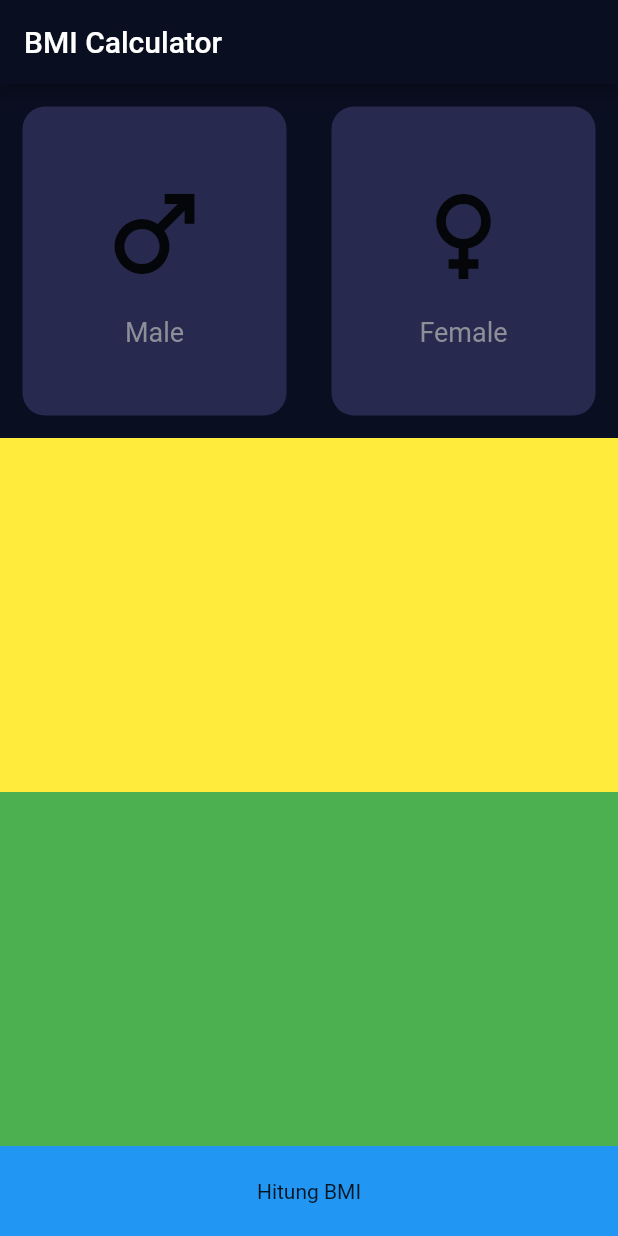
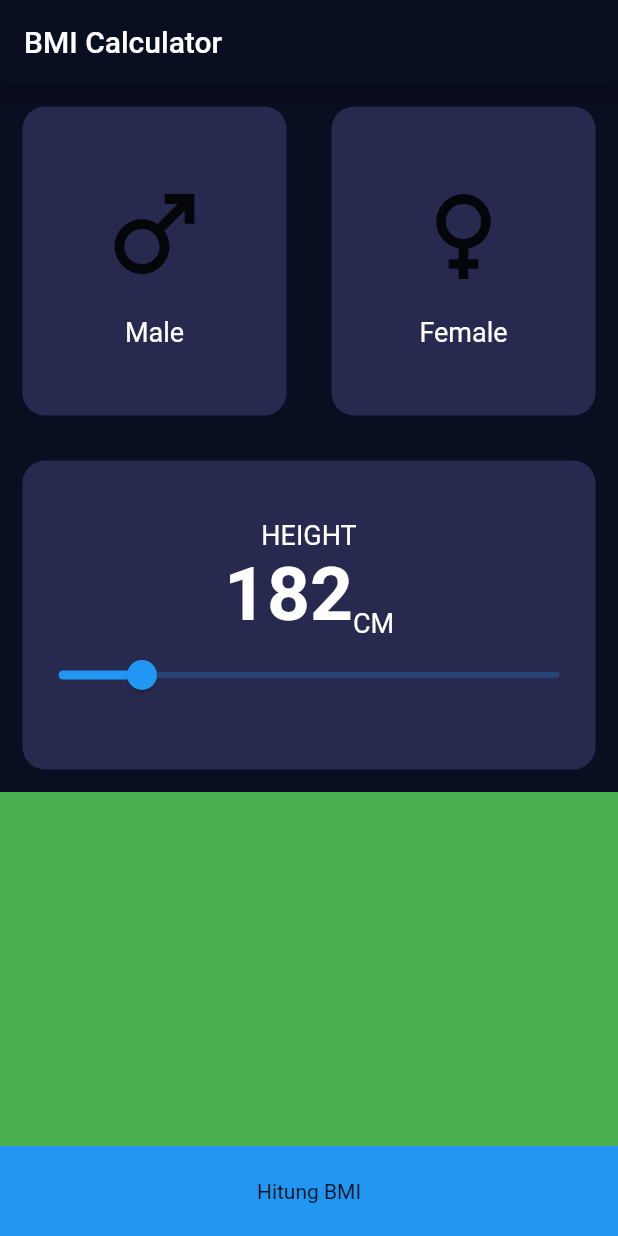
Before and after one commit to hadziqmtqn/bmi, a Flutter app: the screen it shows after launch, on a phone screen of 412 x 824 dp. Run offline on Flutter 3.47's test engine with Material 2 defaults, Android fonts, the phone set to English and light mode, and no system bars.

Commit message:
add height, slider

```diff
--- a/lib/constants/constant.dart
+++ b/lib/constants/constant.dart
@@ -1,7 +1,6 @@
 import 'package:flutter/material.dart';
 
 Color primaryColor = const Color(0xff0a0e21);
-TextStyle? genderTextStyle = TextStyle(
-  fontSize: 18,
-  color: Color(0xff8d8e98),
-);
+TextStyle? labelTextStyle =
+    TextStyle(fontSize: 18, color: Colors.white //Color(0xff8d8e98),
+        );
--- a/lib/views/bmi_data_screen.dart
+++ b/lib/views/bmi_data_screen.dart
@@ -41,7 +41,33 @@ class _BmiDataScreenState extends State<BmiDataScreen> {
         )),
         Expanded(
             child: Container(
-          color: Colors.yellow,
+          child: BmiCard(
+            child:
+                Column(mainAxisAlignment: MainAxisAlignment.center, children: [
+              Text(
+                "HEIGHT",
+                style: labelTextStyle,
+              ),
+              Row(
+                mainAxisAlignment: MainAxisAlignment.center,
+                crossAxisAlignment: CrossAxisAlignment.end,
+                children: [
+                  Text(
+                    "182",
+                    style: TextStyle(
+                        fontSize: 50,
+                        fontWeight: FontWeight.bold,
+                        color: Colors.white),
+                  ),
+                  Text(
+                    "CM",
+                    style: labelTextStyle,
+                  )
+                ],
+              ),
+              Slider(value: 100, min: 80, max: 200, onChanged: (value) {})
+            ]),
+          ),
         )),
         Expanded(
             child: Container(
@@ -109,7 +135,7 @@ class GenderIconText extends StatelessWidget {
         const SizedBox(height: 15),
         Text(
           title,
-          style: genderTextStyle,
+          style: labelTextStyle,
         )
       ],
     );
```
